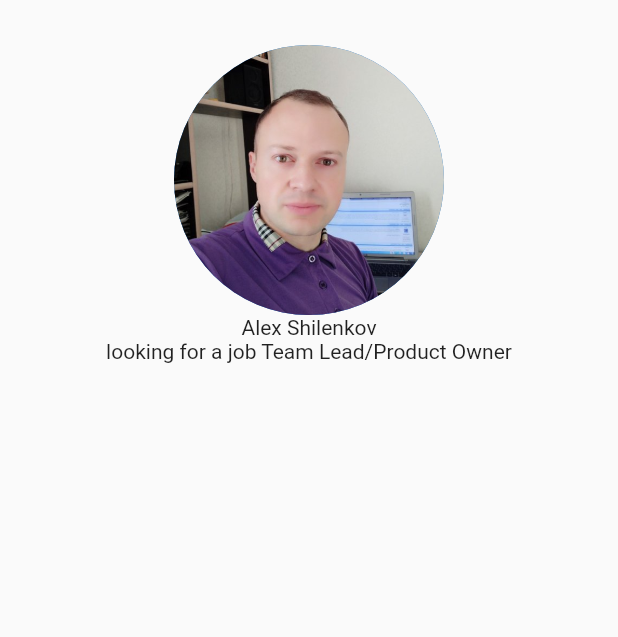
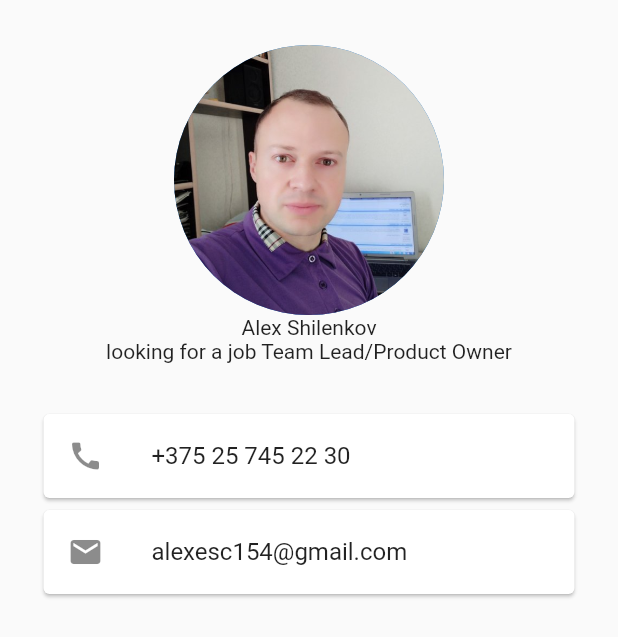
Before and after one commit to Alex-esc1/Flutter_CV, a Flutter app: the screen it shows after launch, on a phone screen of 412 x 824 dp. Shown: the top 637 px of the screen. Run offline on Flutter 3.47's test engine with Material 2 defaults, Android fonts, the phone set to English and light mode, and no system bars.

Commit message:
add Card widget

```diff
--- a/cv/lib/main.dart
+++ b/cv/lib/main.dart
@@ -25,8 +25,7 @@ class MyCv extends StatelessWidget {
     return Scaffold(
       body: SafeArea(
         child: Center(
-            child: Column(
-          children: const [
+            child: Column(children: const [
           SizedBox(height: 30),
           CircleAvatar(
             radius: 90,
@@ -34,8 +33,26 @@ class MyCv extends StatelessWidget {
           ),
           Text('Alex Shilenkov'),
           Text('looking for a job Team Lead/Product Owner'),
-          ],
-        )),
+          SizedBox(height: 30),
+          Padding(
+            padding: EdgeInsets.symmetric(horizontal: 25),
+            child: Card(
+              child: ListTile(
+                leading: Icon(Icons.call),
+                title: Text("+375 25 745 22 30"),
+              ),
+            ),
+          ),
+          Padding(
+            padding: EdgeInsets.symmetric(horizontal: 25),
+            child: Card(
+              child: ListTile(
+                leading: Icon(Icons.email),
+                title: Text("alexesc154@gmail.com"),
+              ),
+            ),
+          ),
+        ])),
       ),
     );
   }
```
Lines whose indentation alone changed are shown as unchanged.
